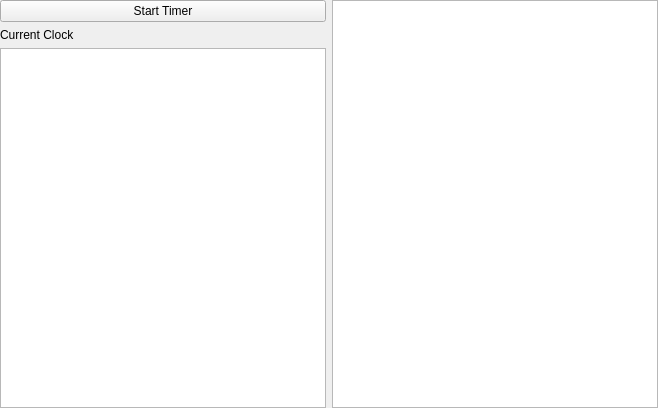
MrHase/Presentation, file helperscreenpresentation.ui: the form before one commit.
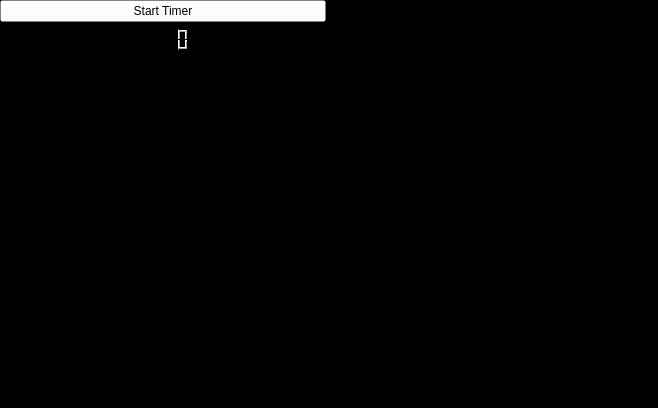
The form after the commit.

Commit message: changed the text lable to a clock lcd widget

Patch:
```diff
--- a/helperscreenpresentation.ui
+++ b/helperscreenpresentation.ui
@@ -19,6 +19,9 @@
   <property name="windowTitle">
    <string>Form</string>
   </property>
+  <property name="styleSheet">
+   <string notr="true">background-color:black</string>
+  </property>
   <layout class="QHBoxLayout" name="horizontalLayout">
    <property name="leftMargin">
     <number>0</number>
@@ -36,17 +39,16 @@
     <layout class="QVBoxLayout" name="verticalLayout">
      <item>
       <widget class="QPushButton" name="pushButton">
+       <property name="styleSheet">
+        <string notr="true">background-color: rgba( 255, 255, 255, 0% );</string>
+       </property>
        <property name="text">
         <string>Start Timer</string>
        </property>
       </widget>
      </item>
      <item>
-      <widget class="QLabel" name="label">
-       <property name="text">
-        <string>Current Clock</string>
-       </property>
-      </widget>
+      <widget class="QLCDNumber" name="lcdNumber"/>
      </item>
      <item>
       <widget class="QListView" name="listView"/>
```
The commit also changes 2 other files.
